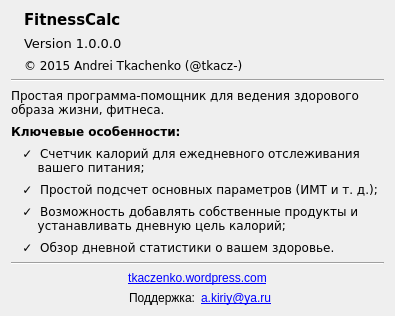
Qt form aboutDialog.ui (tkacz-/FitAssist) before a commit.
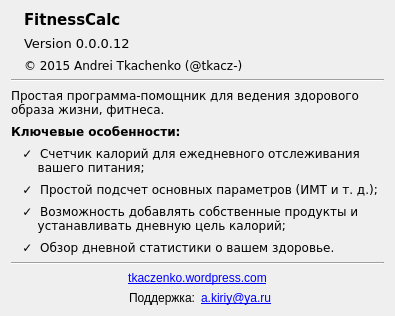
The same form after that commit. Icons and pictures are not drawn.

```diff
--- a/aboutDialog.ui
+++ b/aboutDialog.ui
@@ -40,7 +40,7 @@
           </font>
          </property>
          <property name="text">
-          <string notr="true">Version 1.0.0.0</string>
+          <string notr="true">Version 0.0.0.12</string>
          </property>
         </widget>
        </item>
```
